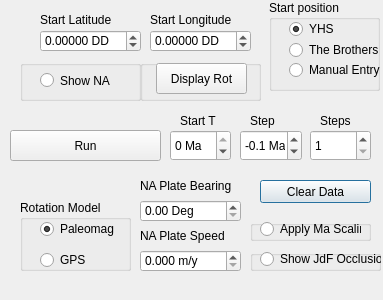
Old version of the form pnw_rotation_py/pnw_rotation_py_dialog_base.ui in the repository DrStriate/Geology.
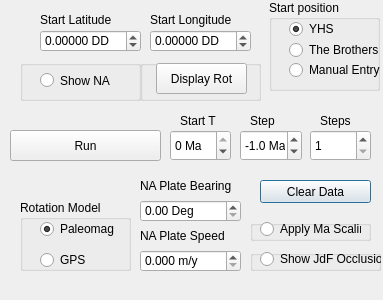
New version of the form.

Patch:
```diff
--- a/pnw_rotation_py/pnw_rotation_py_dialog_base.ui
+++ b/pnw_rotation_py/pnw_rotation_py_dialog_base.ui
@@ -497,7 +497,7 @@
     <double>10.000000000000000</double>
    </property>
    <property name="value">
-    <double>-0.100000000000000</double>
+    <double>-1.000000000000000</double>
    </property>
   </widget>
   <widget class="QGroupBox" name="groupBox_5">
```
